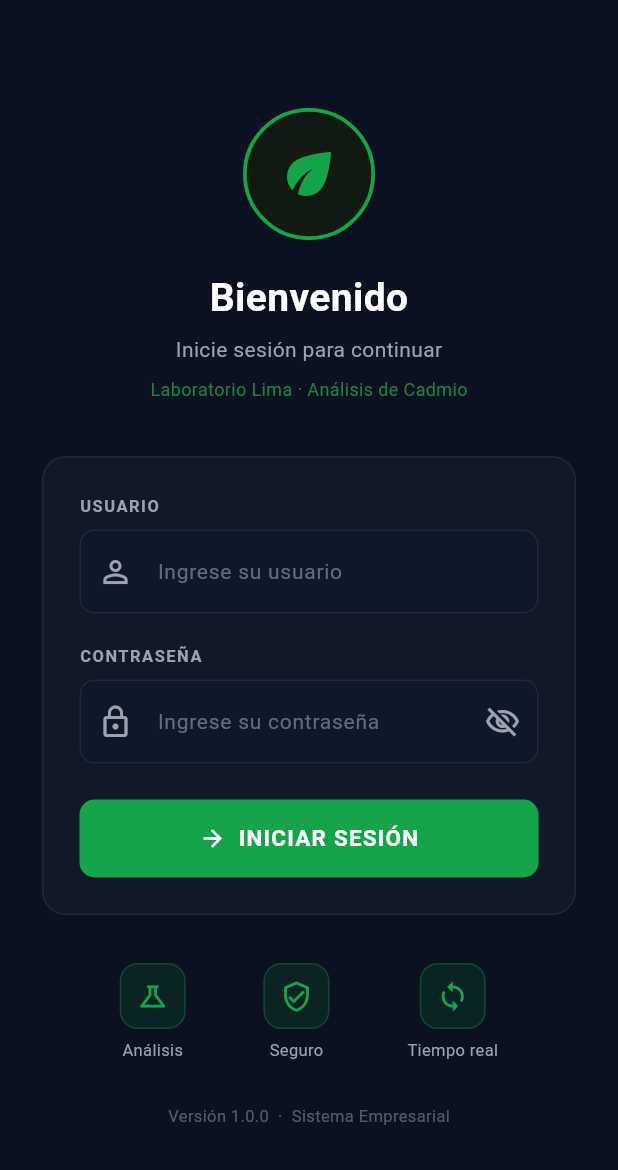
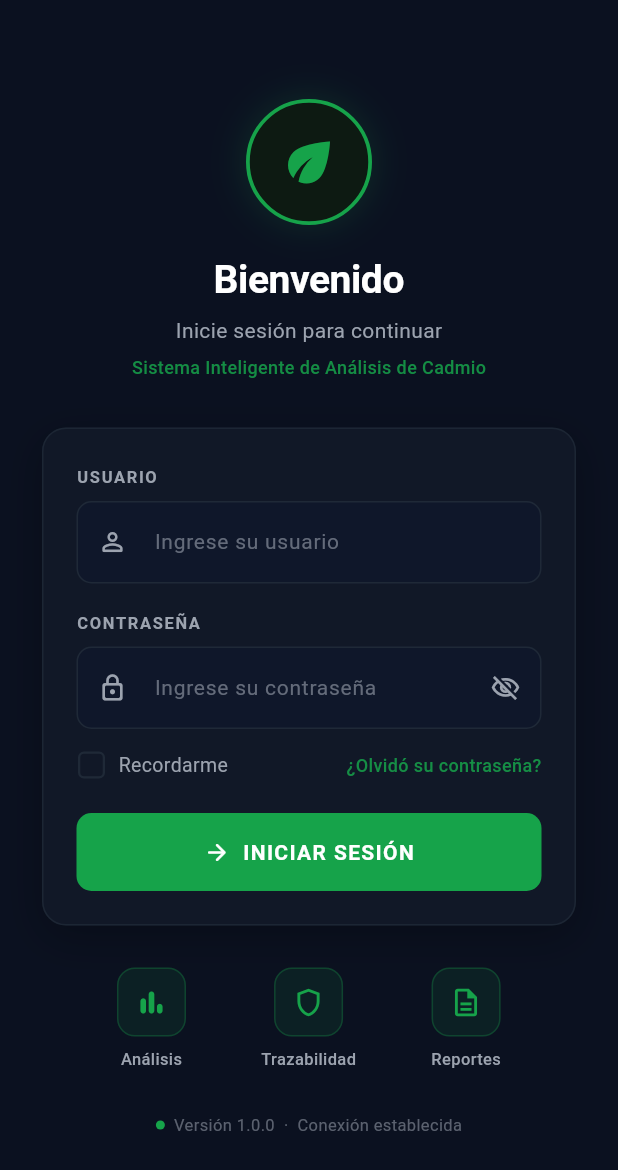
Before and after one commit to rframosyataco8-ux/sistema-analisis-cadmio, a Flutter app: the screen it shows after launch, on a phone screen of 412 x 824 dp. Shown: the top 1170 px of the screen. Run offline on Flutter 3.47's test engine with Material 3 defaults, Android fonts, the phone set to English and light mode, and no system bars; our stand-ins replace dio, shared_preferences.

Commit message:
Mejora de diseño del login (escritorio + móvil) para coincidir con el estilo visual de referencia

```diff
--- a/mobile/lib/features/auth/login_page.dart
+++ b/mobile/lib/features/auth/login_page.dart
@@ -15,6 +15,7 @@ class _LoginPageState extends State<LoginPage> {
   final _passwordController = TextEditingController();
   bool _loading = false;
   bool _obscure = true;
+  bool _remember = false;
   String? _error;
 
   Future<void> _submit() async {
@@ -47,47 +48,66 @@ class _LoginPageState extends State<LoginPage> {
             padding: const EdgeInsets.symmetric(horizontal: 28, vertical: 24),
             child: Column(
               children: [
-                // Logo
+                // Logo circular con hoja
                 Container(
-                  width: 88,
-                  height: 88,
+                  width: 84,
+                  height: 84,
                   decoration: BoxDecoration(
                     shape: BoxShape.circle,
                     border: Border.all(color: AppTheme.primary, width: 2.5),
-                    color: const Color(0xFF0F1A12),
+                    color: const Color(0xFF0D1A12),
+                    boxShadow: [
+                      BoxShadow(
+                        color: AppTheme.primary.withOpacity(0.18),
+                        blurRadius: 20,
+                        spreadRadius: 1,
+                      ),
+                    ],
                   ),
                   child: const Center(
-                    child: Icon(Icons.eco, size: 44, color: AppTheme.primary),
+                    child: Icon(Icons.eco, size: 42, color: AppTheme.primary),
                   ),
                 ),
-                const SizedBox(height: 20),
+                const SizedBox(height: 18),
                 const Text(
                   'Bienvenido',
                   style: TextStyle(
                     fontSize: 26,
                     fontWeight: FontWeight.bold,
                     color: Colors.white,
+                    letterSpacing: -0.3,
                   ),
                 ),
-                const SizedBox(height: 6),
+                const SizedBox(height: 5),
                 Text(
                   'Inicie sesión para continuar',
                   style: TextStyle(color: AppTheme.textMuted, fontSize: 14),
                 ),
-                const SizedBox(height: 8),
+                const SizedBox(height: 6),
                 Text(
-                  'Laboratorio Lima · Análisis de Cadmio',
-                  style: TextStyle(color: AppTheme.primary.withOpacity(0.8), fontSize: 12),
+                  'Sistema Inteligente de Análisis de Cadmio',
+                  style: TextStyle(
+                    color: AppTheme.primary.withOpacity(0.85),
+                    fontSize: 12,
+                    fontWeight: FontWeight.w500,
+                  ),
                 ),
-                const SizedBox(height: 36),
+                const SizedBox(height: 32),
 
                 // Card de login
                 Container(
-                  padding: const EdgeInsets.all(24),
+                  padding: const EdgeInsets.fromLTRB(22, 24, 22, 22),
                   decoration: BoxDecoration(
                     color: AppTheme.surface,
                     borderRadius: BorderRadius.circular(16),
-                    border: Border.all(color: AppTheme.border),
+                    border: Border.all(color: AppTheme.border.withOpacity(0.8)),
+                    boxShadow: [
+                      BoxShadow(
+                        color: Colors.black.withOpacity(0.25),
+                        blurRadius: 24,
+                        offset: const Offset(0, 8),
+                      ),
+                    ],
                   ),
                   child: Column(
                     crossAxisAlignment: CrossAxisAlignment.start,
@@ -98,47 +118,85 @@ class _LoginPageState extends State<LoginPage> {
                           color: AppTheme.textMuted,
                           fontSize: 11,
                           fontWeight: FontWeight.w600,
-                          letterSpacing: 1,
+                          letterSpacing: 1.1,
                         ),
                       ),
                       const SizedBox(height: 8),
                       TextField(
                         controller: _emailController,
                         keyboardType: TextInputType.emailAddress,
-                        style: const TextStyle(color: Colors.white),
+                        style: const TextStyle(color: Colors.white, fontSize: 15),
                         decoration: const InputDecoration(
                           hintText: 'Ingrese su usuario',
-                          prefixIcon: Icon(Icons.person_outline, color: AppTheme.textMuted),
+                          prefixIcon: Icon(Icons.person_outline_rounded, color: AppTheme.textMuted, size: 20),
                         ),
                       ),
-                      const SizedBox(height: 20),
+                      const SizedBox(height: 18),
                       const Text(
                         'CONTRASEÑA',
                         style: TextStyle(
                           color: AppTheme.textMuted,
                           fontSize: 11,
                           fontWeight: FontWeight.w600,
-                          letterSpacing: 1,
+                          letterSpacing: 1.1,
                         ),
                       ),
                       const SizedBox(height: 8),
                       TextField(
                         controller: _passwordController,
                         obscureText: _obscure,
-                        style: const TextStyle(color: Colors.white),
+                        style: const TextStyle(color: Colors.white, fontSize: 15),
                         decoration: InputDecoration(
                           hintText: 'Ingrese su contraseña',
-                          prefixIcon: const Icon(Icons.lock_outline, color: AppTheme.textMuted),
+                          prefixIcon: const Icon(Icons.lock_outline_rounded, color: AppTheme.textMuted, size: 20),
                           suffixIcon: IconButton(
                             icon: Icon(
                               _obscure ? Icons.visibility_off_outlined : Icons.visibility_outlined,
                               color: AppTheme.textMuted,
+                              size: 20,
                             ),
                             onPressed: () => setState(() => _obscure = !_obscure),
                           ),
                         ),
                         onSubmitted: (_) => _submit(),
                       ),
+
+                      // Recordarme
+                      const SizedBox(height: 14),
+                      Row(
+                        children: [
+                          SizedBox(
+                            width: 20,
+                            height: 20,
+                            child: Checkbox(
+                              value: _remember,
+                              onChanged: (v) => setState(() => _remember = v ?? false),
+                              activeColor: AppTheme.primary,
+                              side: const BorderSide(color: AppTheme.border, width: 1.5),
+                              shape: RoundedRectangleBorder(borderRadius: BorderRadius.circular(4)),
+                              materialTapTargetSize: MaterialTapTargetSize.shrinkWrap,
+                            ),
+                          ),
+                          const SizedBox(width: 8),
+                          GestureDetector(
+                            onTap: () => setState(() => _remember = !_remember),
+                            child: Text(
+                              'Recordarme',
+                              style: TextStyle(color: AppTheme.textMuted, fontSize: 13),
+                            ),
+                          ),
+                          const Spacer(),
+                          Text(
+                            '¿Olvidó su contraseña?',
+                            style: TextStyle(
+                              color: AppTheme.primary.withOpacity(0.85),
+                              fontSize: 12,
+                              fontWeight: FontWeight.w500,
+                            ),
+                          ),
+                        ],
+                      ),
+
                       if (_error != null) ...[
                         const SizedBox(height: 14),
                         Container(
@@ -156,7 +214,8 @@ class _LoginPageState extends State<LoginPage> {
                           ),
                         ),
                       ],
-                      const SizedBox(height: 24),
+
+                      const SizedBox(height: 22),
                       SizedBox(
                         width: double.infinity,
                         height: 52,
@@ -165,6 +224,8 @@ class _LoginPageState extends State<LoginPage> {
                           style: ElevatedButton.styleFrom(
                             backgroundColor: AppTheme.primary,
                             disabledBackgroundColor: AppTheme.primary.withOpacity(0.5),
+                            elevation: 0,
+                            shadowColor: AppTheme.primary.withOpacity(0.4),
                             shape: RoundedRectangleBorder(
                               borderRadius: BorderRadius.circular(10),
                             ),
@@ -181,14 +242,14 @@ class _LoginPageState extends State<LoginPage> {
                               : const Row(
                                   mainAxisAlignment: MainAxisAlignment.center,
                                   children: [
-                                    Icon(Icons.arrow_forward, size: 18),
+                                    Icon(Icons.arrow_forward_rounded, size: 18),
                                     SizedBox(width: 8),
                                     Text(
                                       'INICIAR SESIÓN',
                                       style: TextStyle(
                                         fontWeight: FontWeight.w700,
-                                        fontSize: 15,
-                                        letterSpacing: 0.8,
+                                        fontSize: 14,
+                                        letterSpacing: 0.9,
                                       ),
                                     ),
                                   ],
@@ -199,20 +260,39 @@ class _LoginPageState extends State<LoginPage> {
                   ),
                 ),
 
-                const SizedBox(height: 32),
+                const SizedBox(height: 28),
+
                 // Features
                 Row(
                   mainAxisAlignment: MainAxisAlignment.spaceEvenly,
                   children: [
-                    _Feature(icon: Icons.science_outlined, label: 'Análisis'),
-                    _Feature(icon: Icons.verified_user_outlined, label: 'Seguro'),
-                    _Feature(icon: Icons.sync, label: 'Tiempo real'),
+                    _Feature(icon: Icons.bar_chart_rounded, label: 'Análisis'),
+                    _Feature(icon: Icons.shield_outlined, label: 'Trazabilidad'),
+                    _Feature(icon: Icons.description_outlined, label: 'Reportes'),
                   ],
                 ),
+
                 const SizedBox(height: 28),
-                Text(
-                  'Versión 1.0.0  ·  Sistema Empresarial',
-                  style: TextStyle(color: AppTheme.textMuted.withOpacity(0.5), fontSize: 11),
+                Row(
+                  mainAxisAlignment: MainAxisAlignment.center,
+                  children: [
+                    Container(
+                      width: 6,
+                      height: 6,
+                      decoration: const BoxDecoration(
+                        color: AppTheme.primary,
+                        shape: BoxShape.circle,
+                      ),
+                    ),
+                    const SizedBox(width: 6),
+                    Text(
+                      'Versión 1.0.0  ·  Conexión establecida',
+                      style: TextStyle(
+                        color: AppTheme.textMuted.withOpacity(0.55),
+                        fontSize: 11,
+                      ),
+                    ),
+                  ],
                 ),
               ],
             ),
@@ -240,17 +320,24 @@ class _Feature extends StatelessWidget {
     return Column(
       children: [
         Container(
-          width: 44,
-          height: 44,
+          width: 46,
+          height: 46,
           decoration: BoxDecoration(
-            color: AppTheme.primary.withOpacity(0.12),
+            color: AppTheme.primary.withOpacity(0.1),
             borderRadius: BorderRadius.circular(12),
-            border: Border.all(color: AppTheme.primary.withOpacity(0.3)),
+            border: Border.all(color: AppTheme.primary.withOpacity(0.28)),
           ),
           child: Icon(icon, color: AppTheme.primary, size: 22),
         ),
-        const SizedBox(height: 6),
-        Text(label, style: const TextStyle(color: AppTheme.textMuted, fontSize: 11)),
+        const SizedBox(height: 7),
+        Text(
+          label,
+          style: const TextStyle(
+            color: AppTheme.textMuted,
+            fontSize: 11,
+            fontWeight: FontWeight.w500,
+          ),
+        ),
       ],
     );
   }
```
Also changed, not shown: 1 other file.
